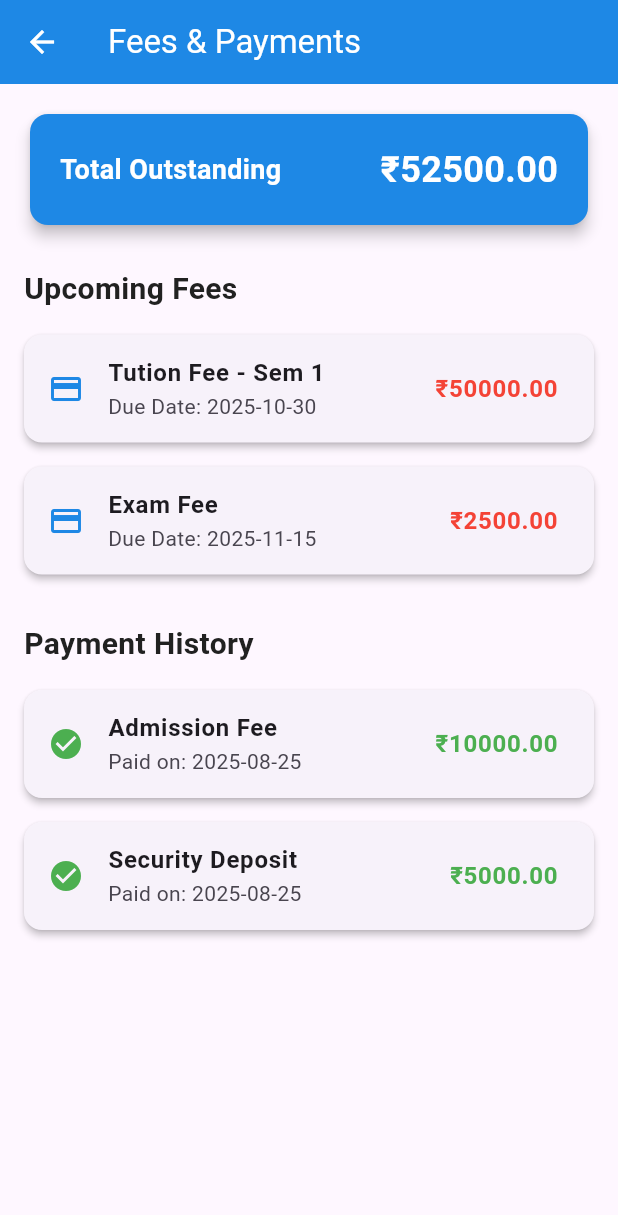
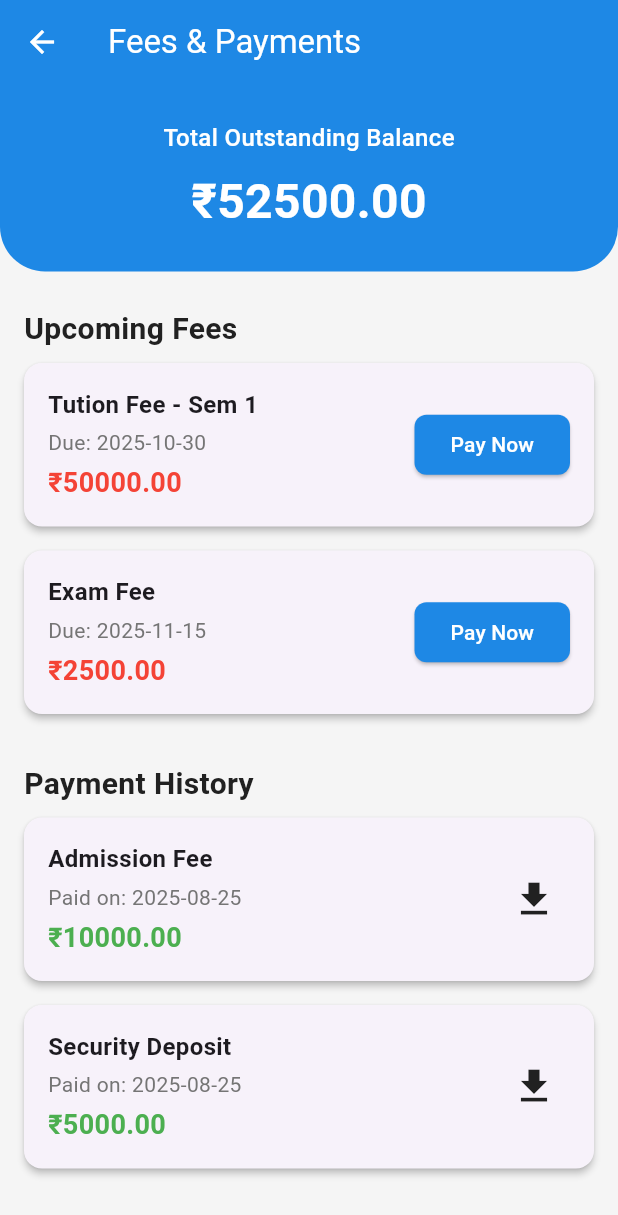
Before and after one commit to adityasharma0903/mokshapp, a Flutter app: the StudentFeesScreen screen opened directly, on a phone screen of 412 x 824 dp. Shown: the top 1215 px of the screen. Run offline on Flutter 3.47's test engine with Material 3 defaults, Android fonts, the phone set to English and light mode, and no system bars; our stand-ins replace file_picker.

Commit message:
added the function fee page like have download and pay now UI

```diff
--- a/lib/core/features/student_dashboard/presentation/screens/student_fees_screen.dart
+++ b/lib/core/features/student_dashboard/presentation/screens/student_fees_screen.dart
@@ -24,43 +24,58 @@ class _StudentFeesScreenState extends State<StudentFeesScreen> {
   double get _totalOutstanding =>
       _upcomingFees.fold(0.0, (sum, item) => sum + item.amount);
 
+  void _downloadReceipt(BuildContext context, Payment payment) {
+    // TODO: Implement the logic to download the payment receipt
+    // This would likely involve an API call to get the PDF URL and then a download service.
+    ScaffoldMessenger.of(context).showSnackBar(
+      SnackBar(
+        content: Text('Downloading receipt for ${payment.title}...'),
+        backgroundColor: AppColors.primary,
+      ),
+    );
+  }
+
   @override
   Widget build(BuildContext context) {
     return Scaffold(
+      backgroundColor: AppColors.background,
       appBar: AppBar(
         title: const Text('Fees & Payments'),
         backgroundColor: AppColors.primary,
         foregroundColor: Colors.white,
+        elevation: 0,
       ),
       body: SingleChildScrollView(
-        padding: const EdgeInsets.all(16.0),
         child: Column(
           crossAxisAlignment: CrossAxisAlignment.start,
           children: [
-            // Total Outstanding Balance
-            Card(
-              elevation: 4,
-              shape: RoundedRectangleBorder(
-                borderRadius: BorderRadius.circular(12),
+            // Top Section with Total Outstanding Balance
+            Container(
+              width: double.infinity,
+              padding: const EdgeInsets.symmetric(horizontal: 16, vertical: 24),
+              decoration: const BoxDecoration(
+                color: AppColors.primary,
+                borderRadius: BorderRadius.only(
+                  bottomLeft: Radius.circular(30),
+                  bottomRight: Radius.circular(30),
                 ),
-              color: AppColors.primary,
-              child: Padding(
-                padding: const EdgeInsets.all(20.0),
-                child: Row(
-                  mainAxisAlignment: MainAxisAlignment.spaceBetween,
+              ),
+              child: Column(
+                crossAxisAlignment: CrossAxisAlignment.center,
                 children: [
                   const Text(
-                      'Total Outstanding',
+                    'Total Outstanding Balance',
                     style: TextStyle(
-                        fontSize: 18,
-                        fontWeight: FontWeight.bold,
+                      fontSize: 16,
                       color: Colors.white,
+                      fontWeight: FontWeight.w500,
                     ),
                   ),
+                  const SizedBox(height: 8),
                   Text(
                     '₹${_totalOutstanding.toStringAsFixed(2)}',
                     style: const TextStyle(
-                        fontSize: 24,
+                      fontSize: 32,
                       fontWeight: FontWeight.bold,
                       color: Colors.white,
                     ),
@@ -68,19 +83,22 @@ class _StudentFeesScreenState extends State<StudentFeesScreen> {
                 ],
               ),
             ),
-            ),
             const SizedBox(height: 24),
 
             // Upcoming Fees Section
-            _buildSectionTitle('Upcoming Fees'),
-            const SizedBox(height: 8),
-            _buildFeeList(_upcomingFees),
+            Padding(
+              padding: const EdgeInsets.symmetric(horizontal: 16.0),
+              child: _buildSectionTitle('Upcoming Fees'),
+            ),
+            _buildUpcomingFeesList(_upcomingFees),
             const SizedBox(height: 24),
 
             // Payment History Section
-            _buildSectionTitle('Payment History'),
-            const SizedBox(height: 8),
-            _buildPaymentList(_paymentHistory),
+            Padding(
+              padding: const EdgeInsets.symmetric(horizontal: 16.0),
+              child: _buildSectionTitle('Payment History'),
+            ),
+            _buildPaymentHistoryList(_paymentHistory),
           ],
         ),
       ),
@@ -98,7 +116,7 @@ class _StudentFeesScreenState extends State<StudentFeesScreen> {
     );
   }
 
-  Widget _buildFeeList(List<Fee> fees) {
+  Widget _buildUpcomingFeesList(List<Fee> fees) {
     return ListView.builder(
       shrinkWrap: true,
       physics: const NeverScrollableScrollPhysics(),
@@ -106,22 +124,63 @@ class _StudentFeesScreenState extends State<StudentFeesScreen> {
       itemBuilder: (context, index) {
         final fee = fees[index];
         return Card(
-          margin: const EdgeInsets.symmetric(vertical: 8),
+          margin: const EdgeInsets.symmetric(horizontal: 16, vertical: 8),
           elevation: 2,
-          child: ListTile(
-            leading: const Icon(Icons.payment, color: AppColors.primary),
-            title: Text(
+          shape: RoundedRectangleBorder(
+            borderRadius: BorderRadius.circular(12),
+          ),
+          child: Padding(
+            padding: const EdgeInsets.all(16.0),
+            child: Row(
+              mainAxisAlignment: MainAxisAlignment.spaceBetween,
+              children: [
+                Column(
+                  crossAxisAlignment: CrossAxisAlignment.start,
+                  children: [
+                    Text(
                       fee.title,
-              style: const TextStyle(fontWeight: FontWeight.bold),
+                      style: const TextStyle(
+                        fontWeight: FontWeight.bold,
+                        fontSize: 16,
                       ),
-            subtitle: Text('Due Date: ${fee.dueDate}'),
-            trailing: Text(
+                    ),
+                    const SizedBox(height: 4),
+                    Text(
+                      'Due: ${fee.dueDate}',
+                      style: const TextStyle(color: AppColors.textSecondary),
+                    ),
+                    const SizedBox(height: 4),
+                    Text(
                       '₹${fee.amount.toStringAsFixed(2)}',
                       style: const TextStyle(
                         fontWeight: FontWeight.bold,
-                fontSize: 16,
+                        fontSize: 18,
                         color: AppColors.error,
                       ),
+                    ),
+                  ],
+                ),
+                ElevatedButton(
+                  onPressed: () {
+                    // TODO: Implement payment logic
+                    ScaffoldMessenger.of(context).showSnackBar(
+                      SnackBar(
+                        content: Text('Payment for ${fee.title} clicked!'),
+                      ),
+                    );
+                  },
+                  style: ElevatedButton.styleFrom(
+                    backgroundColor: AppColors.primary,
+                    shape: RoundedRectangleBorder(
+                      borderRadius: BorderRadius.circular(8),
+                    ),
+                  ),
+                  child: const Text(
+                    'Pay Now',
+                    style: TextStyle(color: Colors.white),
+                  ),
+                ),
+              ],
             ),
           ),
         );
@@ -129,7 +188,8 @@ class _StudentFeesScreenState extends State<StudentFeesScreen> {
     );
   }
 
-  Widget _buildPaymentList(List<Payment> payments) {
+  // The corrected method
+  Widget _buildPaymentHistoryList(List<Payment> payments) {
     return ListView.builder(
       shrinkWrap: true,
       physics: const NeverScrollableScrollPhysics(),
@@ -137,22 +197,51 @@ class _StudentFeesScreenState extends State<StudentFeesScreen> {
       itemBuilder: (context, index) {
         final payment = payments[index];
         return Card(
-          margin: const EdgeInsets.symmetric(vertical: 8),
+          margin: const EdgeInsets.symmetric(horizontal: 16, vertical: 8),
           elevation: 2,
-          child: ListTile(
-            leading: const Icon(Icons.check_circle, color: AppColors.success),
-            title: Text(
+          shape: RoundedRectangleBorder(
+            borderRadius: BorderRadius.circular(12),
+          ),
+          child: Padding(
+            padding: const EdgeInsets.all(16.0),
+            child: Row(
+              mainAxisAlignment: MainAxisAlignment.spaceBetween,
+              children: [
+                Column(
+                  crossAxisAlignment: CrossAxisAlignment.start,
+                  children: [
+                    Text(
                       payment.title,
-              style: const TextStyle(fontWeight: FontWeight.bold),
+                      style: const TextStyle(
+                        fontWeight: FontWeight.bold,
+                        fontSize: 16,
                       ),
-            subtitle: Text('Paid on: ${payment.date}'),
-            trailing: Text(
+                    ),
+                    const SizedBox(height: 4),
+                    Text(
+                      'Paid on: ${payment.date}',
+                      style: const TextStyle(color: AppColors.textSecondary),
+                    ),
+                    const SizedBox(height: 4),
+                    Text(
                       '₹${payment.amount.toStringAsFixed(2)}',
                       style: const TextStyle(
                         fontWeight: FontWeight.bold,
-                fontSize: 16,
+                        fontSize: 18,
                         color: AppColors.success,
                       ),
+                    ),
+                  ],
+                ),
+                IconButton(
+                  icon: const Icon(
+                    Icons.download,
+                    color: AppColors.textPrimary,
+                    size: 30,
+                  ),
+                  onPressed: () => _downloadReceipt(context, payment),
+                ),
+              ],
             ),
           ),
         );
```
Lines whose indentation alone changed are shown as unchanged.
